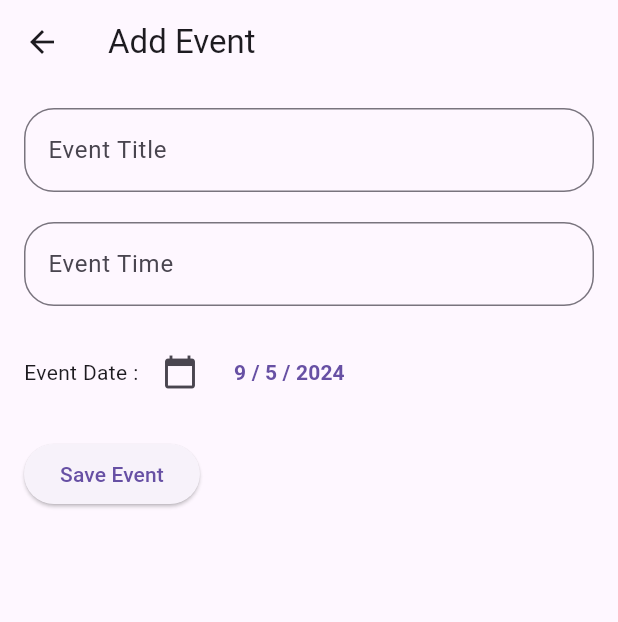
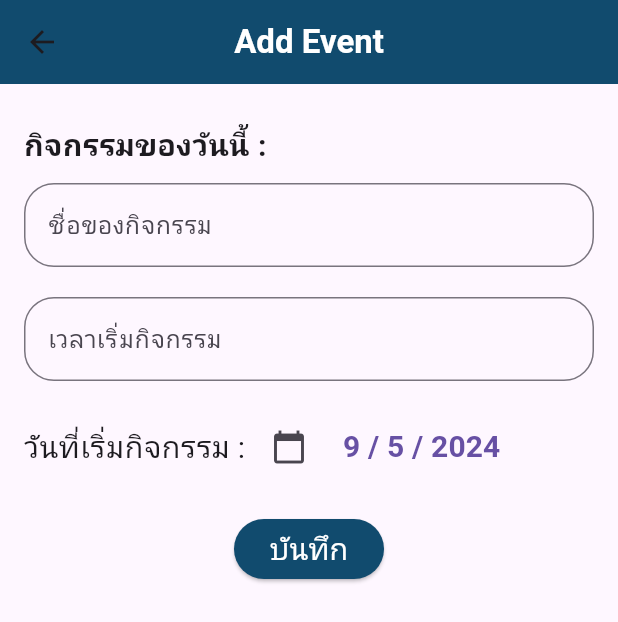
Before and after one commit to s6352410011/CarePatient, a Flutter app: the CalendarPatientUI screen opened directly, after a tap on the "add" icon, on a phone screen of 412 x 824 dp. Shown: the top 622 px of the screen. Run offline on Flutter 3.47's test engine with Material 3 defaults, Android fonts, the phone set to English and light mode, and no system bars; our stand-ins replace animate_do, cloud_firestore, email_validator, file_picker, firebase_auth, firebase_core and 10 more; accounts and stored records are empty; network calls fail.

Commit message:
Change position formPatientInfo.dart and Finished decorating the calendar

```diff
--- a/lib/Patient_Page/calendarPatient.dart
+++ b/lib/Patient_Page/calendarPatient.dart
@@ -1,5 +1,5 @@
 import 'dart:async';
-
+import 'package:care_patient/class/color.dart';
 import 'package:flutter/material.dart';
 import 'package:firebase_auth/firebase_auth.dart';
 import 'package:cloud_firestore/cloud_firestore.dart';
@@ -78,13 +78,13 @@ class _CalendarPatientUIState extends State<CalendarPatientUI> {
         // อัพเดท UI ด้วย setState เมื่อมีการลบเหตุการณ์
         setState(() {});
         ScaffoldMessenger.of(context).showSnackBar(
-          SnackBar(content: Text('Event deleted successfully')),
+          SnackBar(content: Text('ลบกิจกรรมเรียบร้อยแล้ว')),
         );
       }
     } catch (error) {
       print('Error deleting event: $error');
       ScaffoldMessenger.of(context).showSnackBar(
-        SnackBar(content: Text('Failed to delete event')),
+        SnackBar(content: Text('ลบกิจกรรมไม่สำเร็จ')),
       );
     }
   }
@@ -123,10 +123,10 @@ class _CalendarPatientUIState extends State<CalendarPatientUI> {
               margin: EdgeInsets.only(bottom: 4),
               decoration: const BoxDecoration(
                 shape: BoxShape.circle,
-                color: Colors.blue,
+                color: AllColor.DotsThird, //สีจุด Highlights
               ),
-              width: 6,
-              height: 6,
+              width: 10, // ปรับขนาดกว้างของวงกลม
+              height: 10, // ปรับขนาดสูงของวงกลม
             );
           }
         }
@@ -140,7 +140,15 @@ class _CalendarPatientUIState extends State<CalendarPatientUI> {
   Widget build(BuildContext context) {
     return Scaffold(
       appBar: AppBar(
-        title: Text('ปฏิทิน'),
+        title: Text(
+          'ปฏิทิน',
+          style: TextStyle(
+            color: AllColor.TextPrimary, // สีของข้อความ
+            fontWeight: FontWeight.bold, // ตัวหนา
+          ),
+        ),
+        centerTitle: true, // ทำให้ข้อความอยู่ตรงกลาง
+        backgroundColor: AllColor.Primary, // สีพื้นหลัง
       ),
       body: Column(
         crossAxisAlignment: CrossAxisAlignment.start,
@@ -158,7 +166,7 @@ class _CalendarPatientUIState extends State<CalendarPatientUI> {
             ),
             calendarStyle: CalendarStyle(
               todayDecoration: BoxDecoration(
-                color: Colors.blue.withOpacity(0.2),
+                color: AllColor.DotsThird.withOpacity(0.5), //สีที่บอกวันปัจุบัน
                 shape: BoxShape.circle,
               ),
             ),
@@ -173,6 +181,7 @@ class _CalendarPatientUIState extends State<CalendarPatientUI> {
 
           //แสดงกิจกรรม
           Expanded(
+            child: Container(
               child: StreamBuilder<List<Event>>(
                 stream: _fetchEventsForDay(_selectedDay),
                 builder: (context, snapshot) {
@@ -182,27 +191,55 @@ class _CalendarPatientUIState extends State<CalendarPatientUI> {
                       itemCount: events.length,
                       itemBuilder: (context, index) {
                         final event = events[index];
-                      return ListTile(
-                        title: Text(event.title),
-                        subtitle: Text(event.time),
+                        return Container(
+                          margin: EdgeInsets.all(
+                              10), // กำหนดระยะห่างระหว่าง ListTile
+                          decoration: BoxDecoration(
+                            borderRadius: BorderRadius.circular(
+                                20), // กำหนดรูปร่างของกรอบ
+                            color: AllColor.Primary, // กำหนดสีพื้นหลังของกรอบ
+                          ),
+                          child: ListTile(
+                            title: Text(
+                              event.title,
+                              style: TextStyle(
+                                color: AllColor.TextPrimary, // กำหนดสีของอักษร
+                              ),
+                            ),
+                            subtitle: Text(
+                              event.time,
+                              style: TextStyle(
+                                color:
+                                    AllColor.TextSecondary, // กำหนดสีของอักษร
+                              ),
+                            ),
                             trailing: Row(
                               mainAxisSize: MainAxisSize.min,
                               children: [
                                 IconButton(
-                              icon: Icon(Icons.edit),
+                                  icon: Icon(
+                                    Icons.edit,
+                                    color:
+                                        AllColor.IconPrimary, // กำหนดสีของไอคอน
+                                  ),
                                   onPressed: () {
                                     // เรียกใช้ฟังก์ชันแก้ไขเหตุการณ์ที่นี่
                                     _editEvent(event);
                                   },
                                 ),
                                 IconButton(
-                              icon: Icon(Icons.delete),
+                                  icon: Icon(
+                                    Icons.delete,
+                                    color:
+                                        AllColor.IconPrimary, // กำหนดสีของไอคอน
+                                  ),
                                   onPressed: () {
                                     // เรียกใช้ฟังก์ชันลบเหตุการณ์ที่นี่
                                     _deleteEvent(event);
                                   },
                                 ),
                               ],
+                            ),
                           ),
                         );
                       },
@@ -213,6 +250,7 @@ class _CalendarPatientUIState extends State<CalendarPatientUI> {
                     return CircularProgressIndicator();
                   }
                 },
+              ),
             ),
           ),
         ],
@@ -229,6 +267,8 @@ class _CalendarPatientUIState extends State<CalendarPatientUI> {
             _updateEvents(_focusedMonth);
           }
         },
+        backgroundColor: AllColor.Primary, // สีพื้นหลังของปุ่ม
+        foregroundColor: AllColor.IconPrimary, // สีของไอคอนภายในปุ่ม
         child: const Icon(Icons.add),
       ),
     );
@@ -303,6 +343,7 @@ class Event {
   });
 }
 
+// Add Event Page
 class AddEventScreen extends StatefulWidget {
   final DateTime selectedDate;
 
@@ -313,10 +354,12 @@ class AddEventScreen extends StatefulWidget {
 }
 
 class _AddEventScreenState extends State<AddEventScreen> {
-  final _formKey = GlobalKey<FormState>();
+  //final _formKey = GlobalKey<FormState>();
   final _titleController = TextEditingController();
   final _timeController = TextEditingController();
   late DateTime _selectedDate;
+  final GlobalKey<FormState> _formKey =
+      GlobalKey<FormState>(); // ตรวจสอบว่าคุณมีส่วนนี้หรือไม่
 
   @override
   void initState() {
@@ -328,7 +371,15 @@ class _AddEventScreenState extends State<AddEventScreen> {
   Widget build(BuildContext context) {
     return Scaffold(
       appBar: AppBar(
-        title: Text('Add Event'),
+        title: Text(
+          'Add Event',
+          style: TextStyle(
+            color: AllColor.TextPrimary,
+            fontWeight: FontWeight.bold,
+          ),
+        ),
+        centerTitle: true,
+        backgroundColor: AllColor.Primary,
       ),
       body: Padding(
         padding: EdgeInsets.all(16.0),
@@ -337,12 +388,23 @@ class _AddEventScreenState extends State<AddEventScreen> {
           child: Column(
             crossAxisAlignment: CrossAxisAlignment.start,
             children: [
+              Padding(
+                padding: const EdgeInsets.symmetric(vertical: 10),
+                child: Text(
+                  'กิจกรรมของวันนี้ :',
+                  textAlign: TextAlign.center,
+                  style: TextStyle(
+                    fontSize: 20,
+                    fontWeight: FontWeight.bold,
+                  ),
+                ),
+              ),
               TextFormField(
                 controller: _titleController,
-                decoration: InputDecoration(labelText: 'Event Title'),
+                decoration: InputDecoration(labelText: 'ชื่อของกิจกรรม'),
                 validator: (value) {
                   if (value == null || value.isEmpty) {
-                    return 'Please enter event title';
+                    return 'โปรดกรอกชื่อของกิจรรมด้วยครับ';
                   }
                   return null;
                 },
@@ -350,10 +412,10 @@ class _AddEventScreenState extends State<AddEventScreen> {
               SizedBox(height: 20),
               TextFormField(
                 controller: _timeController,
-                decoration: InputDecoration(labelText: 'Event Time'),
+                decoration: InputDecoration(labelText: 'เวลาเริ่มกิจกรรม'),
                 validator: (value) {
                   if (value == null || value.isEmpty) {
-                    return 'Please enter event time';
+                    return 'โปรดเลือกเวลาเริ่มกิจกรรมด้วยครับ';
                   }
                   return null;
                 },
@@ -370,12 +432,11 @@ class _AddEventScreenState extends State<AddEventScreen> {
               SizedBox(height: 20),
               Row(
                 children: [
-                  Text('Event Date : '),
+                  Text(
+                    'วันที่เริ่มกิจกรรม : ',
+                    style: TextStyle(fontSize: 20),
+                  ),
                   IconButton(
-                    onPressed: () {},
-                    icon: Icon(Icons.calendar_today),
-                  ),
-                  TextButton(
                     onPressed: () async {
                       final selectedDate = await showDatePicker(
                         context: context,
@@ -389,21 +450,34 @@ class _AddEventScreenState extends State<AddEventScreen> {
                         });
                       }
                     },
+                    icon: Icon(Icons.calendar_today),
+                  ),
+                  TextButton(
+                    onPressed: () {},
                     child: Text(
                       '${_selectedDate.day} / ${_selectedDate.month} / ${_selectedDate.year}',
-                      style: TextStyle(fontWeight: FontWeight.bold),
+                      style:
+                          TextStyle(fontWeight: FontWeight.bold, fontSize: 20),
                     ),
                   ),
                 ],
               ),
               SizedBox(height: 20),
-              ElevatedButton(
+              Center(
+                child: ElevatedButton(
                   onPressed: () {
                     if (_formKey.currentState!.validate()) {
                       _addEvent();
                     }
                   },
-                child: Text('Save Event'),
+                  style: ElevatedButton.styleFrom(
+                    backgroundColor: AllColor.Primary, // กำหนดสีพื้นหลังที่นี่
+                  ),
+                  child: Text(
+                    'บันทึก',
+                    style: TextStyle(fontSize: 20, color: AllColor.TextPrimary),
+                  ),
+                ),
               ),
             ],
           ),
@@ -427,14 +501,14 @@ class _AddEventScreenState extends State<AddEventScreen> {
           'date': Timestamp.fromDate(_selectedDate),
         });
         ScaffoldMessenger.of(context).showSnackBar(
-          SnackBar(content: Text('Event added successfully')),
+          SnackBar(content: Text('เพิ่มกิจกรรมเรียบร้อยแล้ว')),
         );
         Navigator.pop(context, true);
       }
     } catch (error) {
       print('Error adding event: $error');
       ScaffoldMessenger.of(context).showSnackBar(
-        SnackBar(content: Text('Failed to add event')),
+        SnackBar(content: Text('ไม่สามารถเพิ่มกิจกรรม')),
       );
     }
   }
@@ -478,21 +552,40 @@ class _EditEventScreenState extends State<EditEventScreen> {
   Widget build(BuildContext context) {
     return Scaffold(
       appBar: AppBar(
-        title: Text('Edit Event'),
+        title: Text(
+          'Edit Event',
+          style: TextStyle(
+            color: AllColor.TextPrimary,
+            fontWeight: FontWeight.bold,
+          ),
+        ),
+        centerTitle: true,
+        backgroundColor: AllColor.Primary,
       ),
       body: Padding(
         padding: EdgeInsets.all(16.0),
         child: Column(
           crossAxisAlignment: CrossAxisAlignment.start,
           children: [
+            Padding(
+              padding: const EdgeInsets.symmetric(vertical: 10),
+              child: Text(
+                'กิจกรรมของวันนี้ :',
+                textAlign: TextAlign.center,
+                style: TextStyle(
+                  fontSize: 20,
+                  fontWeight: FontWeight.bold,
+                ),
+              ),
+            ),
             TextFormField(
               controller: _titleController,
-              decoration: InputDecoration(labelText: 'Event Title'),
+              decoration: InputDecoration(labelText: 'ชื่อของกิจกรรม'),
             ),
             SizedBox(height: 20),
             TextFormField(
               controller: _timeController,
-              decoration: InputDecoration(labelText: 'Event Time'),
+              decoration: InputDecoration(labelText: 'เวลาเริ่มกิจกรรม'),
               onTap: () async {
                 final selectedTime = await showTimePicker(
                   context: context,
@@ -515,8 +608,11 @@ class _EditEventScreenState extends State<EditEventScreen> {
             SizedBox(height: 20),
             Row(
               children: [
-                Text('Event Date: '),
-                TextButton(
+                Text(
+                  'วันที่เริ่มกิจกรรม : ',
+                  style: TextStyle(fontSize: 20),
+                ),
+                IconButton(
                   onPressed: () async {
                     final selectedDate = await showDatePicker(
                       context: context,
@@ -530,19 +626,28 @@ class _EditEventScreenState extends State<EditEventScreen> {
                       });
                     }
                   },
-                  child: Text(
-                    '${_selectedDate.day}-${_selectedDate.month}-${_selectedDate.year}',
-                    style: TextStyle(fontWeight: FontWeight.bold),
+                  icon: Icon(Icons.calendar_today),
                 ),
+                Text(
+                  '${_selectedDate.day} / ${_selectedDate.month} / ${_selectedDate.year}',
+                  style: TextStyle(fontWeight: FontWeight.bold, fontSize: 20),
                 ),
               ],
             ),
             SizedBox(height: 20),
-            ElevatedButton(
+            Center(
+              child: ElevatedButton(
                 onPressed: () {
                   _updateEvent();
                 },
-              child: Text('Save Changes'),
+                style: ElevatedButton.styleFrom(
+                  backgroundColor: AllColor.Primary, // กำหนดสีพื้นหลังที่นี่
+                ),
+                child: Text(
+                  'บันทึกการเปลี่ยนแปลง',
+                  style: TextStyle(fontSize: 20, color: AllColor.TextPrimary),
+                ),
+              ),
             ),
           ],
         ),
@@ -573,14 +678,14 @@ class _EditEventScreenState extends State<EditEventScreen> {
           });
         });
         ScaffoldMessenger.of(context).showSnackBar(
-          SnackBar(content: Text('Event updated successfully')),
+          SnackBar(content: Text('อัปเดตกิจกรรมเรียบร้อยแล้ว')),
         );
         Navigator.pop(context, true);
       }
     } catch (error) {
       print('Error updating event: $error');
       ScaffoldMessenger.of(context).showSnackBar(
-        SnackBar(content: Text('Failed to update event')),
+        SnackBar(content: Text('ไม่สามารถอัปเดตกิจกรรมได้')),
       );
     }
   }
```
Also changed, not shown: lib/Patient_Page/formPatientInfo_ui.dart (+12 -12 lines). Lines whose indentation alone changed are shown as unchanged.
